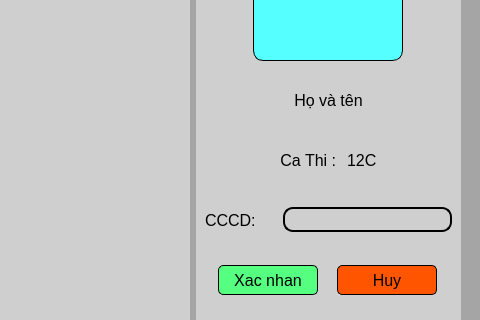
NegiKirin/PBL4-23-24, file Device/New_Interface/update_gui.ui: the form before one commit; both pictures show x 629 to 1109 and y 147 to 467 of the 1109 by 682 pixel window.
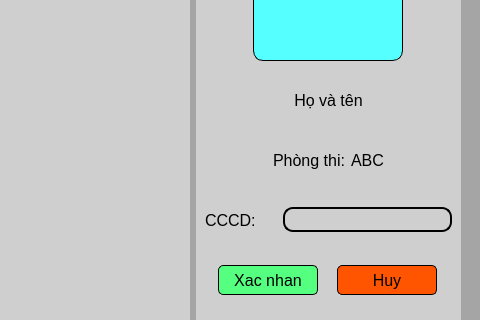
The form after the commit. The open tabs and pages were chosen to show the change. Icons and pictures are not drawn.

```diff
--- a/Device/New_Interface/update_gui.ui
+++ b/Device/New_Interface/update_gui.ui
@@ -1032,7 +1032,7 @@
                     </font>
                    </property>
                    <property name="text">
-                    <string>Ca Thi : </string>
+                    <string>Phòng thi:</string>
                    </property>
                    <property name="alignment">
                     <set>Qt::AlignCenter</set>
@@ -1047,7 +1047,7 @@
                     </font>
                    </property>
                    <property name="text">
-                    <string>12C</string>
+                    <string>ABC</string>
                    </property>
                   </widget>
                  </item>
```
Left out of the diff: 4 changed lines with no effect on the pictures.
